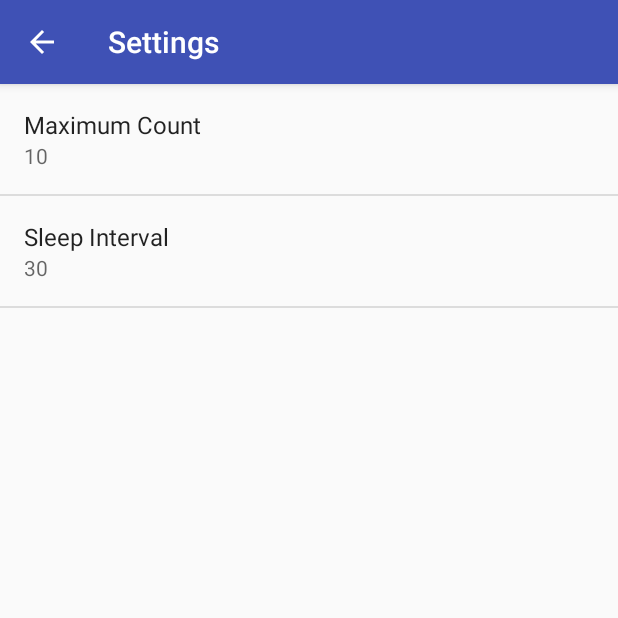
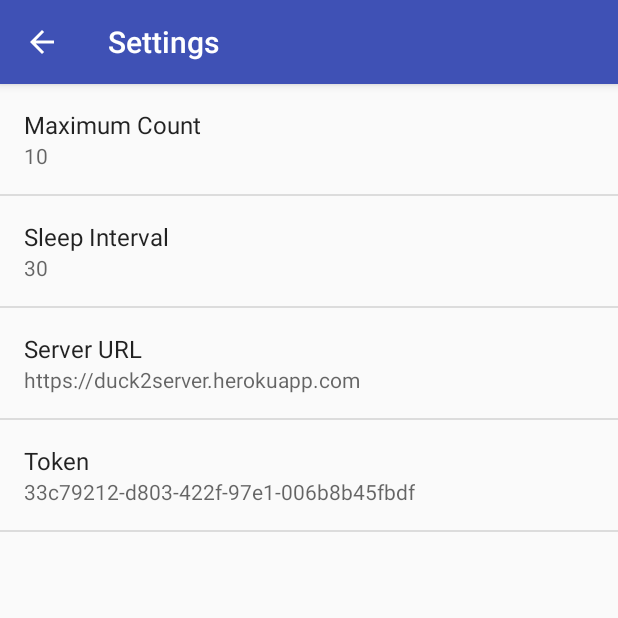
Before and after one commit to cnewave/autobrowse, an Android app: the screen it shows after launch (SettingsActivity), in the options menu, after a tap on "config", on a phone screen of 412 x 824 dp, the top half of it. Run offline under Robolectric (Android 15) with nearby library versions, the phone set to English and light mode, and no system bars.

Commit message:
Update code

```diff
--- a/app/src/main/java/com/example/kent/androidwebview/DataModel.java
+++ b/app/src/main/java/com/example/kent/androidwebview/DataModel.java
@@ -24,6 +24,9 @@ public class DataModel {
 
     private int mMax = 0;
     private int SLEEP_INTERVAL = 10;// minimum should bigger than 10
+    private String SERVER_URL = "https://duck2server.herokuapp.com";
+    private String TOKEN = "";
+
     private int mCurrent = 0;
     // data model related
     private final String fileName = "pixnet.json";
@@ -58,10 +61,12 @@ public class DataModel {
         try {
             mMax = Integer.parseInt(t_Max);
             SLEEP_INTERVAL = Integer.parseInt(t_InterVal);
+            SERVER_URL = PreferenceManager.getDefaultSharedPreferences(context).getString("server_url", SERVER_URL);
+            TOKEN = PreferenceManager.getDefaultSharedPreferences(context).getString("token",context.getString(R.string.pref_default_token_name));
         } catch (Exception e) {
             e.printStackTrace();
         }
-        Log.d(Common.TAG, "DataModel max:" + mMax + " interval:" + SLEEP_INTERVAL);
+        Log.d(Common.TAG, "DataModel max:" + mMax + " interval:" + SLEEP_INTERVAL+ " server url:"+SERVER_URL);
     }
 
     public boolean isReachMaximum() {
@@ -84,6 +89,13 @@ public class DataModel {
         int value = Common.getRandom(20, 10);
         value += SLEEP_INTERVAL;
         return value;
+    }
+
+    public String getServerURL(){
+        return SERVER_URL;
+    }
+    public String getToken(){
+        return TOKEN;
     }
     // get data model from xml or files
 
--- a/app/src/main/java/com/example/kent/androidwebview/MainActivity.java
+++ b/app/src/main/java/com/example/kent/androidwebview/MainActivity.java
@@ -3,6 +3,7 @@ package com.example.kent.androidwebview;
 import android.content.Context;
 import android.content.DialogInterface;
 import android.content.Intent;
+import android.content.SharedPreferences;
 import android.support.v7.app.AlertDialog;
 import android.support.v7.app.AppCompatActivity;
 import android.os.Bundle;
@@ -27,7 +28,6 @@ import java.util.List;
 import okhttp3.Call;
 import okhttp3.Callback;
 import okhttp3.FormBody;
-import okhttp3.MultipartBody;
 import okhttp3.OkHttpClient;
 import okhttp3.Request;
 import okhttp3.RequestBody;
@@ -55,11 +55,16 @@ public class MainActivity extends AppCompatActivity {
     private List<WebInfo> mWebInfos = new ArrayList<>();
     private WebView mWebView = null;
 
+    private SharedPreferences settings;
+    private String SERVER_SETTING = "server_setting";
+    private String SERVER_URL = "server_url";
+    private String DEFAULT_URL = "https://duck2server.herokuapp.com";
+    private String UUID = "33c79212-d803-422f-97e1-006b8b45fbdf";
+
     // data model for web info
     DataModel mData = null;
 
     // okhttp
-    private String BASE_URL = "http://192.168.1.4:8000/getViewList";
     final OkHttpClient client = new OkHttpClient();
 
 
@@ -70,12 +75,9 @@ public class MainActivity extends AppCompatActivity {
         setContentView(R.layout.activity_main);
         getWindow().addFlags(WindowManager.LayoutParams.FLAG_KEEP_SCREEN_ON);
         mData = DataModel.getInstance(MainActivity.this);
-//        new Thread(){
-//            @Override
-//            public void run() {
-//                test();
-//            }
-//        }.start();
+        settings = this.getSharedPreferences(SERVER_SETTING, 0);
+        DEFAULT_URL = settings.getString(SERVER_URL, DEFAULT_URL);
+
     }
 
     @Override
@@ -86,7 +88,7 @@ public class MainActivity extends AppCompatActivity {
         menu.add(0, CONFIG, 1, MENU_CONFIG);
         menu.add(0, UPDATE_LIST, 1, MENU_UPDATE);
 
-        menu.add(0, CHECK_MY_IP, 2, MENU_CHECKIP);
+//        menu.add(0, CHECK_MY_IP, 2, MENU_CHECKIP);
         menu.add(0, EDIT_LIST, 3, MENU_EDIT_LIST);
         menu.add(0, RESET_LIST, 4, MENU_RESET_LIST);
         return super.onCreateOptionsMenu(menu);
@@ -187,7 +189,7 @@ public class MainActivity extends AppCompatActivity {
                     boolean enable = webIntem.isEnable();
                     items[i] = name;
                     enables[i] = enable;
-//                    Log.d(TAG, "name:" + name + " enable:" + enable);
+
                 }
 
                 final AlertDialog.Builder builder = new AlertDialog.Builder(this);
@@ -313,14 +315,18 @@ public class MainActivity extends AppCompatActivity {
     private void updateList() {
         Log.d(TAG, "updateList");
         try {
+            UUID = DataModel.getInstance(MainActivity.this).getToken();
 
+            Log.d(TAG," updateList Token:"+UUID);
             RequestBody body = new FormBody.Builder()
-                    .add("uuid", "217bd632-3577-11e8-b467-0ed5f89f718b")
-
+                    .add("uuid", UUID)
                     .build();
 
+            DEFAULT_URL =  DataModel.getInstance(MainActivity.this).getServerURL();
+
+            String url = DEFAULT_URL + "/getViewList/";
             Request request = new Request.Builder()
-                    .url("http://34.209.91.26:8000/getViewList/")
+                    .url(url)
                     .post(body)
                     .build();
 
@@ -338,7 +344,6 @@ public class MainActivity extends AppCompatActivity {
                         MainActivity.this.runOnUiThread(new Runnable() {
                             public void run() {
                                 try {
-
 
                                     Log.d(TAG, "jsonData " + jsonData);
                                     JSONArray jsonArray = new JSONArray(jsonData);
--- a/app/src/main/java/com/example/kent/androidwebview/SettingsActivity.java
+++ b/app/src/main/java/com/example/kent/androidwebview/SettingsActivity.java
@@ -152,6 +152,8 @@ public class SettingsActivity extends AppCompatPreferenceActivity {
         addPreferencesFromResource(R.xml.pref_general);
         bindPreferenceSummaryToValue(findPreference("max_count"));
         bindPreferenceSummaryToValue(findPreference("sleep_interval"));
+        bindPreferenceSummaryToValue(findPreference("server_url"));
+        bindPreferenceSummaryToValue(findPreference("token"));
 
     }
 
@@ -194,6 +196,9 @@ public class SettingsActivity extends AppCompatPreferenceActivity {
             // guidelines.
             bindPreferenceSummaryToValue(findPreference("max_count"));
             bindPreferenceSummaryToValue(findPreference("sleep_interval"));
+            bindPreferenceSummaryToValue(findPreference("server_url"));
+            bindPreferenceSummaryToValue(findPreference("token"));
+
         }
 
         @Override
--- a/app/src/main/res/values/strings.xml
+++ b/app/src/main/res/values/strings.xml
@@ -13,6 +13,12 @@
 
     <string name="pref_interval_display_name">Sleep Interval</string>
     <string name="pref_default_interval_name">30</string>
+    <!-- url -->
+    <string name="pref_url_display_name">Server URL</string>
+    <string name="pref_default_url_name">https://duck2server.herokuapp.com</string>
+    <!-- token-->
+    <string name="pref_token_display_name">Token</string>
+    <string name="pref_default_token_name">33c79212-d803-422f-97e1-006b8b45fbdf</string>
 
     <string name="ok">ok</string>
     <string name="cancel">cancel</string>
--- a/app/src/main/res/xml/pref_general.xml
+++ b/app/src/main/res/xml/pref_general.xml
@@ -18,4 +18,22 @@
         android:selectAllOnFocus="true"
         android:singleLine="true"
         android:title="@string/pref_interval_display_name" />
+    <EditTextPreference
+        android:capitalize="words"
+        android:defaultValue="@string/pref_default_url_name"
+        android:inputType="text"
+        android:key="server_url"
+        android:maxLines="1"
+        android:selectAllOnFocus="true"
+        android:singleLine="true"
+        android:title="@string/pref_url_display_name" />
+    <EditTextPreference
+        android:capitalize="words"
+        android:defaultValue="@string/pref_default_token_name"
+        android:inputType="text"
+        android:key="token"
+        android:maxLines="1"
+        android:selectAllOnFocus="true"
+        android:singleLine="true"
+        android:title="@string/pref_token_display_name" />
 </PreferenceScreen>
```
Also changed, not shown: app/src/main/assets/pixnet.json (+10 -0 lines), app/src/main/java/com/example/kent/androidwebview/BrowseActivity.java (+24 -3 lines).
